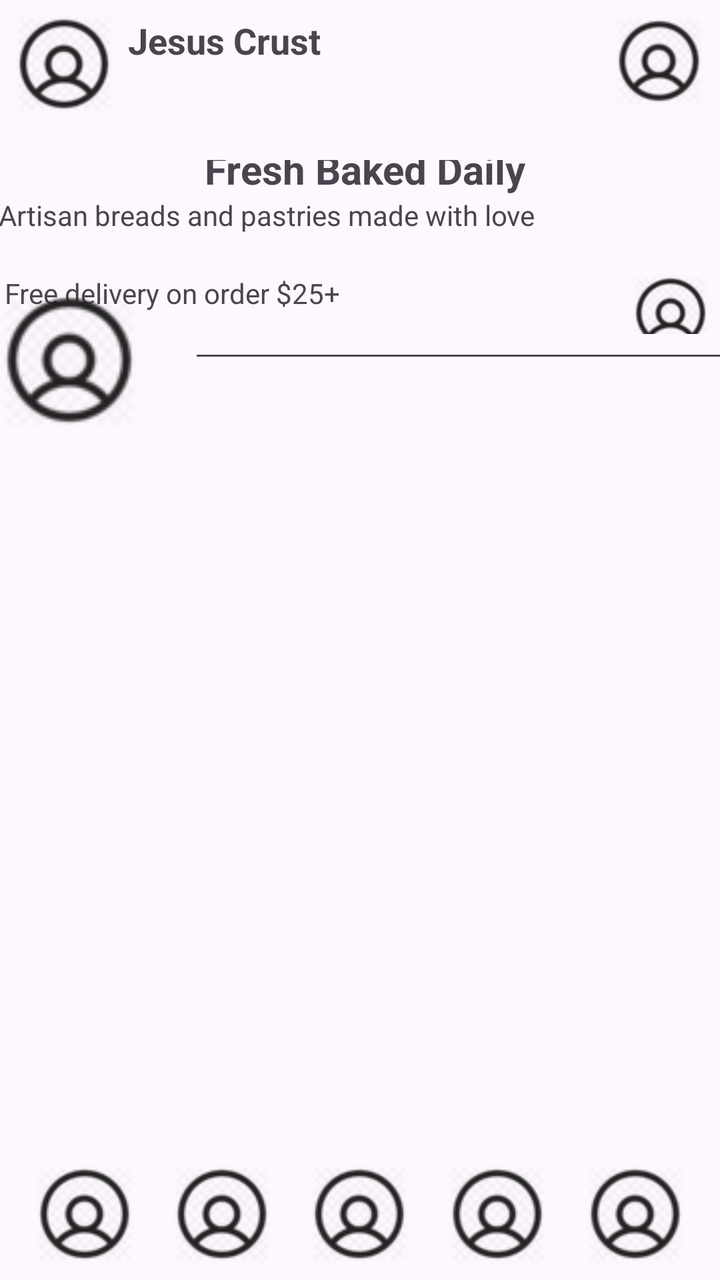
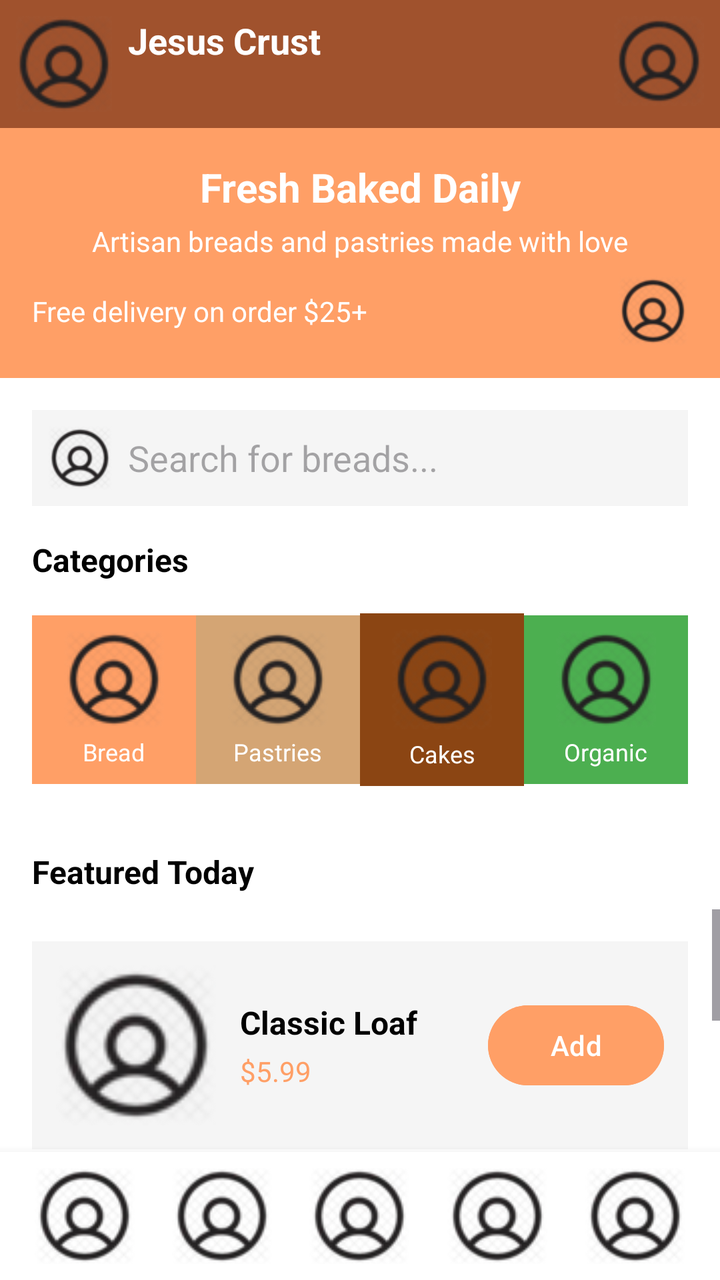

Two renders of the same Android screen: before a commit and after it. Below are the layout's source before the change and the commit's diff.
<!-- AndroidManifest.xml: application theme Theme.JesusCrust -->
<!-- res/layout/home.xml -->
<?xml version="1.0" encoding="utf-8"?>
<androidx.constraintlayout.widget.ConstraintLayout
    xmlns:android="http://schemas.android.com/apk/res/android"
    xmlns:app="http://schemas.android.com/apk/res-auto"
    xmlns:tools="http://schemas.android.com/tools"
    android:layout_width="match_parent"
    android:layout_height="match_parent"
    tools:context=".MainActivity">

    
    <LinearLayout
        android:id="@+id/TopBannerContainer"
        android:layout_width="match_parent"
        android:layout_height="wrap_content"
        android:orientation="horizontal"
        android:padding="8dp"
        app:layout_constraintBottom_toTopOf="@+id/BannerDailyHome"
        app:layout_constraintEnd_toEndOf="parent"
        app:layout_constraintStart_toStartOf="parent"
        app:layout_constraintTop_toTopOf="parent">

        <ImageButton
            android:id="@+id/Icon1"
            android:layout_width="48dp"
            android:layout_height="48dp"
            android:background="?attr/selectableItemBackgroundBorderless"
            android:contentDescription="User icon"
            app:srcCompat="@drawable/user" />


        <TextView
            android:id="@+id/textView2"
            android:layout_width="wrap_content"
            android:layout_height="wrap_content"
            android:gravity="center_vertical"
            android:paddingStart="8dp"
            android:text="Jesus Crust"
            android:textSize="18sp"
            android:textStyle="bold" />

        
        <View
            android:layout_width="0dp"
            android:layout_height="0dp"
            android:layout_weight="1" />

        <ImageView
            android:id="@+id/icon2"
            android:layout_width="45dp"
            android:layout_height="45dp"
            android:contentDescription="@string/app_name"
            app:srcCompat="@drawable/user" />
    </LinearLayout>


    

    
    <LinearLayout
        android:id="@+id/BannerDailyHome"
        android:layout_width="410dp"
        android:layout_height="119dp"
        android:gravity="center"
        android:orientation="vertical"
        android:padding="16dp"
        app:layout_constraintEnd_toEndOf="parent"
        app:layout_constraintHorizontal_bias="0.461"
        app:layout_constraintStart_toStartOf="parent"
        app:layout_constraintTop_toBottomOf="@id/TopBannerContainer">

        <TextView
            android:id="@+id/textDaily"
            android:layout_width="wrap_content"
            android:layout_height="wrap_content"
            android:text="Fresh Baked Daily"
            android:textAlignment="center"
            android:textSize="20sp"
            android:textStyle="bold" />

        <TextView
            android:id="@+id/textDaily2"
            android:layout_width="366dp"
            android:layout_height="39dp"
            android:text="Artisan breads and pastries made with love" />

        <LinearLayout
            android:layout_width="360dp"
            android:layout_height="39dp"
            android:orientation="horizontal">

            <TextView
                android:id="@+id/textDaily3"
                android:layout_width="306dp"
                android:layout_height="39dp"
                android:text="Free delivery on order $25+" />

            <ImageView
                android:id="@+id/icon3"
                android:layout_width="45dp"
                android:layout_height="match_parent"
                android:layout_weight="1"
                android:contentDescription="@string/app_name"
                app:srcCompat="@drawable/user" />
        </LinearLayout>

    </LinearLayout>

    <LinearLayout
        android:id="@+id/SercherLayout"
        android:layout_width="404dp"
        android:layout_height="70dp"
        android:layout_marginTop="8dp"
        android:layout_marginEnd="7dp"
        android:layout_marginBottom="405dp"
        android:orientation="horizontal"
        app:layout_constraintBottom_toTopOf="@+id/BottomNav"
        app:layout_constraintEnd_toEndOf="parent"
        app:layout_constraintStart_toStartOf="parent"
        app:layout_constraintTop_toBottomOf="@+id/BannerDailyHome">

        <ImageView
            android:id="@+id/icon4"
            android:layout_width="45dp"
            android:layout_height="match_parent"
            android:layout_weight="1"
            android:contentDescription="@string/app_name"
            app:srcCompat="@drawable/user" />

        <EditText
            android:id="@+id/editTextText2"
            android:layout_width="wrap_content"
            android:layout_height="wrap_content"
            android:layout_weight="1"
            android:ems="10"
            android:inputType="text" />

    </LinearLayout>

    <LinearLayout
        android:id="@+id/BottomNav"
        android:layout_width="0dp"
        android:layout_height="wrap_content"
        android:orientation="horizontal"
        android:gravity="center"
        android:padding="8dp"
        app:layout_constraintBottom_toBottomOf="parent"
        app:layout_constraintStart_toStartOf="parent"
        app:layout_constraintEnd_toEndOf="parent">

        <ImageButton
            android:id="@+id/imageButton1"
            android:layout_width="0dp"
            android:layout_height="wrap_content"
            android:layout_weight="1"
            android:background="?attr/selectableItemBackgroundBorderless"
            app:srcCompat="@drawable/user" />

        <ImageButton
            android:id="@+id/imageButton2"
            android:layout_width="0dp"
            android:layout_height="wrap_content"
            android:layout_weight="1"
            android:background="?attr/selectableItemBackgroundBorderless"
            app:srcCompat="@drawable/user" />

        <ImageButton
            android:id="@+id/imageButton3"
            android:layout_width="0dp"
            android:layout_height="wrap_content"
            android:layout_weight="1"
            android:background="?attr/selectableItemBackgroundBorderless"
            app:srcCompat="@drawable/user" />

        <ImageButton
            android:id="@+id/imageButton4"
            android:layout_width="0dp"
            android:layout_height="wrap_content"
            android:layout_weight="1"
            android:background="?attr/selectableItemBackgroundBorderless"
            app:srcCompat="@drawable/user" />

        <ImageButton
            android:id="@+id/imageButton5"
            android:layout_width="0dp"
            android:layout_height="wrap_content"
            android:layout_weight="1"
            android:background="?attr/selectableItemBackgroundBorderless"
            app:srcCompat="@drawable/user" />
    </LinearLayout>

</androidx.constraintlayout.widget.ConstraintLayout>
<!-- resources referenced by this layout -->
<resources>
  <!-- drawable user: png bitmap (drawable, 7929 bytes) -->
  <string name="app_name">JesusCrust</string>
  <style name="Theme.JesusCrust" parent="Base.Theme.JesusCrust" />
  <style name="Base.Theme.JesusCrust" parent="Theme.Material3.DayNight.NoActionBar">
          
          
      </style>
</resources>

<!-- the commit's change to res/layout/home.xml (unified diff, before → after) -->
@@ -5,6 +5,7 @@
     xmlns:tools="http://schemas.android.com/tools"
     android:layout_width="match_parent"
     android:layout_height="match_parent"
+    android:background="#FFFFFF"
     tools:context=".MainActivity">
 
     
@@ -14,10 +15,10 @@
         android:layout_height="wrap_content"
         android:orientation="horizontal"
         android:padding="8dp"
-        app:layout_constraintBottom_toTopOf="@+id/BannerDailyHome"
-        app:layout_constraintEnd_toEndOf="parent"
-        app:layout_constraintStart_toStartOf="parent"
-        app:layout_constraintTop_toTopOf="parent">
+        android:background="#A0522D"
+        app:layout_constraintTop_toTopOf="parent"
+        app:layout_constraintStart_toStartOf="parent"
+        app:layout_constraintEnd_toEndOf="parent">
 
         <ImageButton
             android:id="@+id/Icon1"
@@ -26,7 +27,6 @@
             android:background="?attr/selectableItemBackgroundBorderless"
             android:contentDescription="User icon"
             app:srcCompat="@drawable/user" />
-
 
         <TextView
             android:id="@+id/textView2"
@@ -36,7 +36,8 @@
             android:paddingStart="8dp"
             android:text="Jesus Crust"
             android:textSize="18sp"
-            android:textStyle="bold" />
+            android:textStyle="bold"
+            android:textColor="#FFFFFF" />
 
         
         <View
@@ -52,19 +53,16 @@
             app:srcCompat="@drawable/user" />
     </LinearLayout>
 
-
-    
-
     
     <LinearLayout
         android:id="@+id/BannerDailyHome"
-        android:layout_width="410dp"
-        android:layout_height="119dp"
+        android:layout_width="0dp"
+        android:layout_height="wrap_content"
         android:gravity="center"
         android:orientation="vertical"
         android:padding="16dp"
+        android:background="#FF9F66"
         app:layout_constraintEnd_toEndOf="parent"
-        app:layout_constraintHorizontal_bias="0.461"
         app:layout_constraintStart_toStartOf="parent"
         app:layout_constraintTop_toBottomOf="@id/TopBannerContainer">
 
@@ -75,67 +73,351 @@
             android:text="Fresh Baked Daily"
             android:textAlignment="center"
             android:textSize="20sp"
-            android:textStyle="bold" />
+            android:textStyle="bold"
+            android:textColor="#FFFFFF" />
 
         <TextView
             android:id="@+id/textDaily2"
-            android:layout_width="366dp"
-            android:layout_height="39dp"
-            android:text="Artisan breads and pastries made with love" />
-
-        <LinearLayout
-            android:layout_width="360dp"
-            android:layout_height="39dp"
-            android:orientation="horizontal">
+            android:layout_width="match_parent"
+            android:layout_height="wrap_content"
+            android:text="Artisan breads and pastries made with love"
+            android:textAlignment="center"
+            android:textColor="#FFFFFF"
+            android:layout_marginTop="4dp" />
+
+        <LinearLayout
+            android:layout_width="match_parent"
+            android:layout_height="wrap_content"
+            android:orientation="horizontal"
+            android:gravity="center_vertical"
+            android:layout_marginTop="8dp">
 
             <TextView
                 android:id="@+id/textDaily3"
-                android:layout_width="306dp"
-                android:layout_height="39dp"
-                android:text="Free delivery on order $25+" />
+                android:layout_width="0dp"
+                android:layout_height="wrap_content"
+                android:layout_weight="1"
+                android:text="Free delivery on order $25+"
+                android:textColor="#FFFFFF" />
 
             <ImageView
                 android:id="@+id/icon3"
-                android:layout_width="45dp"
-                android:layout_height="match_parent"
-                android:layout_weight="1"
+                android:layout_width="35dp"
+                android:layout_height="35dp"
                 android:contentDescription="@string/app_name"
                 app:srcCompat="@drawable/user" />
         </LinearLayout>
-
     </LinearLayout>
 
+    
     <LinearLayout
         android:id="@+id/SercherLayout"
-        android:layout_width="404dp"
-        android:layout_height="70dp"
-        android:layout_marginTop="8dp"
-        android:layout_marginEnd="7dp"
-        android:layout_marginBottom="405dp"
+        android:layout_width="0dp"
+        android:layout_height="wrap_content"
+        android:layout_margin="16dp"
         android:orientation="horizontal"
-        app:layout_constraintBottom_toTopOf="@+id/BottomNav"
+        android:gravity="center_vertical"
+        android:background="#F5F5F5"
+        android:padding="8dp"
         app:layout_constraintEnd_toEndOf="parent"
         app:layout_constraintStart_toStartOf="parent"
         app:layout_constraintTop_toBottomOf="@+id/BannerDailyHome">
 
         <ImageView
             android:id="@+id/icon4"
-            android:layout_width="45dp"
-            android:layout_height="match_parent"
-            android:layout_weight="1"
-            android:contentDescription="@string/app_name"
+            android:layout_width="32dp"
+            android:layout_height="32dp"
+            android:contentDescription="Search icon"
             app:srcCompat="@drawable/user" />
 
         <EditText
             android:id="@+id/editTextText2"
-            android:layout_width="wrap_content"
-            android:layout_height="wrap_content"
-            android:layout_weight="1"
-            android:ems="10"
+            android:layout_width="0dp"
+            android:layout_height="wrap_content"
+            android:layout_weight="1"
+            android:layout_marginStart="8dp"
+            android:hint="Search for breads..."
+            android:background="@android:color/transparent"
             android:inputType="text" />
-
     </LinearLayout>
 
+    
+    <TextView
+        android:id="@+id/CategoriesLabel"
+        android:layout_width="wrap_content"
+        android:layout_height="wrap_content"
+        android:text="Categories"
+        android:textSize="16sp"
+        android:textStyle="bold"
+        android:textColor="#000000"
+        android:layout_marginStart="16dp"
+        android:layout_marginTop="16dp"
+        app:layout_constraintStart_toStartOf="parent"
+        app:layout_constraintTop_toBottomOf="@id/SercherLayout" />
+
+    
+    <LinearLayout
+        android:id="@+id/CategoriesContainer"
+        android:layout_width="0dp"
+        android:layout_height="wrap_content"
+        android:orientation="horizontal"
+        android:gravity="center"
+        android:padding="16dp"
+        app:layout_constraintStart_toStartOf="parent"
+        app:layout_constraintEnd_toEndOf="parent"
+        app:layout_constraintTop_toBottomOf="@id/CategoriesLabel">
+
+        
+        <LinearLayout
+            android:layout_width="0dp"
+            android:layout_height="wrap_content"
+            android:layout_weight="1"
+            android:background="#FF9F66"
+            android:gravity="center"
+            android:orientation="vertical"
+            android:padding="8dp">
+
+            <ImageButton
+                android:id="@+id/imageButton"
+                android:layout_width="match_parent"
+                android:layout_height="48dp"
+                android:layout_weight="1"
+                android:background="?attr/selectableItemBackgroundBorderless"
+                android:contentDescription="Home"
+                app:srcCompat="@drawable/user" />
+
+            <TextView
+                android:layout_width="wrap_content"
+                android:layout_height="wrap_content"
+                android:layout_marginTop="4dp"
+                android:text="Bread"
+                android:textColor="#FFFFFF"
+                android:textSize="12sp" />
+        </LinearLayout>
+
+        
+        <LinearLayout
+            android:layout_width="0dp"
+            android:layout_height="wrap_content"
+            android:layout_weight="1"
+            android:background="#D4A574"
+            android:gravity="center"
+            android:orientation="vertical"
+            android:padding="8dp">
+
+            <ImageButton
+                android:id="@+id/imageButton6"
+                android:layout_width="match_parent"
+                android:layout_height="48dp"
+                android:layout_weight="1"
+                android:background="?attr/selectableItemBackgroundBorderless"
+                android:backgroundTint="#D4A574"
+                android:contentDescription="Home"
+                app:srcCompat="@drawable/user" />
+
+            <TextView
+                android:layout_width="wrap_content"
+                android:layout_height="wrap_content"
+                android:layout_marginTop="4dp"
+                android:text="Pastries"
+                android:textColor="#FFFFFF"
+                android:textSize="12sp" />
+        </LinearLayout>
+
+        
+        <LinearLayout
+            android:layout_width="0dp"
+            android:layout_height="wrap_content"
+            android:layout_weight="1"
+            android:background="#8B4513"
+            android:gravity="center"
+            android:orientation="vertical"
+            android:padding="8dp">
+
+            <ImageButton
+                android:id="@+id/imageButton7"
+                android:layout_width="match_parent"
+                android:layout_height="wrap_content"
+                android:layout_weight="1"
+                android:background="?attr/selectableItemBackgroundBorderless"
+                android:backgroundTint="#D4A574"
+                android:contentDescription="Home"
+                app:srcCompat="@drawable/user" />
+
+            <TextView
+                android:layout_width="match_parent"
+                android:layout_height="wrap_content"
+                android:layout_marginTop="4dp"
+                android:layout_weight="1"
+                android:text="Cakes"
+                android:textAlignment="center"
+                android:textColor="#FFFFFF"
+                android:textSize="12sp" />
+
+        </LinearLayout>
+
+        
+        <LinearLayout
+            android:layout_width="0dp"
+            android:layout_height="wrap_content"
+            android:layout_weight="1"
+            android:background="#4CAF50"
+            android:gravity="center"
+            android:orientation="vertical"
+            android:padding="8dp">
+
+            <ImageButton
+                android:id="@+id/imageButton8"
+                android:layout_width="match_parent"
+                android:layout_height="48dp"
+                android:layout_weight="1"
+                android:background="?attr/selectableItemBackgroundBorderless"
+                android:backgroundTint="#D4A574"
+                android:contentDescription="Home"
+                app:srcCompat="@drawable/user" />
+
+            <TextView
+                android:layout_width="wrap_content"
+                android:layout_height="wrap_content"
+                android:layout_marginTop="4dp"
+                android:text="Organic"
+                android:textColor="#FFFFFF"
+                android:textSize="12sp" />
+        </LinearLayout>
+    </LinearLayout>
+
+    
+    <TextView
+        android:id="@+id/FeaturedLabel"
+        android:layout_width="wrap_content"
+        android:layout_height="wrap_content"
+        android:text="Featured Today"
+        android:textSize="16sp"
+        android:textStyle="bold"
+        android:textColor="#000000"
+        android:layout_marginStart="16dp"
+        android:layout_marginTop="16dp"
+        app:layout_constraintStart_toStartOf="parent"
+        app:layout_constraintTop_toBottomOf="@id/CategoriesContainer" />
+
+    
+    <ScrollView
+        android:id="@+id/FeaturedScroll"
+        android:layout_width="0dp"
+        android:layout_height="0dp"
+        android:layout_marginTop="8dp"
+        app:layout_constraintStart_toStartOf="parent"
+        app:layout_constraintEnd_toEndOf="parent"
+        app:layout_constraintTop_toBottomOf="@id/FeaturedLabel"
+        app:layout_constraintBottom_toTopOf="@id/BottomNav">
+
+        <LinearLayout
+            android:layout_width="match_parent"
+            android:layout_height="wrap_content"
+            android:orientation="vertical"
+            android:padding="16dp">
+
+            
+            <LinearLayout
+                android:layout_width="match_parent"
+                android:layout_height="wrap_content"
+                android:orientation="horizontal"
+                android:background="#F5F5F5"
+                android:padding="12dp"
+                android:layout_marginBottom="12dp">
+
+                <ImageView
+                    android:layout_width="80dp"
+                    android:layout_height="80dp"
+                    android:contentDescription="Product"
+                    app:srcCompat="@drawable/user" />
+
+                <LinearLayout
+                    android:layout_width="0dp"
+                    android:layout_height="wrap_content"
+                    android:layout_weight="1"
+                    android:orientation="vertical"
+                    android:layout_marginStart="12dp"
+                    android:layout_gravity="center_vertical">
+
+                    <TextView
+                        android:layout_width="wrap_content"
+                        android:layout_height="wrap_content"
+                        android:text="Classic Loaf"
+                        android:textSize="16sp"
+                        android:textStyle="bold"
+                        android:textColor="#000000" />
+
+                    <TextView
+                        android:layout_width="wrap_content"
+                        android:layout_height="wrap_content"
+                        android:text="$5.99"
+                        android:textSize="14sp"
+                        android:textColor="#FF9F66"
+                        android:layout_marginTop="4dp" />
+                </LinearLayout>
+
+                <Button
+                    android:layout_width="wrap_content"
+                    android:layout_height="wrap_content"
+                    android:text="Add"
+                    android:backgroundTint="#FF9F66"
+                    android:textColor="#FFFFFF"
+                    android:layout_gravity="center_vertical" />
+            </LinearLayout>
+
+            
+            <LinearLayout
+                android:layout_width="match_parent"
+                android:layout_height="wrap_content"
+                android:orientation="horizontal"
+                android:background="#F5F5F5"
+                android:padding="12dp"
+                android:layout_marginBottom="12dp">
+
+                <ImageView
+                    android:layout_width="80dp"
+                    android:layout_height="80dp"
+                    android:contentDescription="Product"
+                    app:srcCompat="@drawable/user" />
+
+                <LinearLayout
+                    android:layout_width="0dp"
+                    android:layout_height="wrap_content"
+                    android:layout_weight="1"
+                    android:orientation="vertical"
+                    android:layout_marginStart="12dp"
+                    android:layout_gravity="center_vertical">
+
+                    <TextView
+                        android:layout_width="wrap_content"
+                        android:layout_height="wrap_content"
+                        android:text="Bacon Original"
+                        android:textSize="16sp"
+                        android:textStyle="bold"
+                        android:textColor="#000000" />
+
+                    <TextView
+                        android:layout_width="wrap_content"
+                        android:layout_height="wrap_content"
+                        android:text="$4.50"
+                        android:textSize="14sp"
+                        android:textColor="#FF9F66"
+                        android:layout_marginTop="4dp" />
+                </LinearLayout>
+
+                <Button
+                    android:layout_width="wrap_content"
+                    android:layout_height="wrap_content"
+                    android:text="Add"
+                    android:backgroundTint="#FF9F66"
+                    android:textColor="#FFFFFF"
+                    android:layout_gravity="center_vertical" />
+            </LinearLayout>
+        </LinearLayout>
+    </ScrollView>
+
+    
     <LinearLayout
         android:id="@+id/BottomNav"
         android:layout_width="0dp"
@@ -143,6 +425,8 @@
         android:orientation="horizontal"
         android:gravity="center"
         android:padding="8dp"
+        android:background="#FFFFFF"
+        android:elevation="8dp"
         app:layout_constraintBottom_toBottomOf="parent"
         app:layout_constraintStart_toStartOf="parent"
         app:layout_constraintEnd_toEndOf="parent">
@@ -150,41 +434,46 @@
         <ImageButton
             android:id="@+id/imageButton1"
             android:layout_width="0dp"
-            android:layout_height="wrap_content"
-            android:layout_weight="1"
-            android:background="?attr/selectableItemBackgroundBorderless"
+            android:layout_height="48dp"
+            android:layout_weight="1"
+            android:background="?attr/selectableItemBackgroundBorderless"
+            android:contentDescription="Home"
             app:srcCompat="@drawable/user" />
 
         <ImageButton
             android:id="@+id/imageButton2"
             android:layout_width="0dp"
-            android:layout_height="wrap_content"
-            android:layout_weight="1"
-            android:background="?attr/selectableItemBackgroundBorderless"
+            android:layout_height="48dp"
+            android:layout_weight="1"
+            android:background="?attr/selectableItemBackgroundBorderless"
+            android:contentDescription="Menu"
             app:srcCompat="@drawable/user" />
 
         <ImageButton
             android:id="@+id/imageButton3"
             android:layout_width="0dp"
-            android:layout_height="wrap_content"
-            android:layout_weight="1"
-            android:background="?attr/selectableItemBackgroundBorderless"
+            android:layout_height="48dp"
+            android:layout_weight="1"
+            android:background="?attr/selectableItemBackgroundBorderless"
+            android:contentDescription="Orders"
             app:srcCompat="@drawable/user" />
 
         <ImageButton
             android:id="@+id/imageButton4"
             android:layout_width="0dp"
-            android:layout_height="wrap_content"
-            android:layout_weight="1"
-            android:background="?attr/selectableItemBackgroundBorderless"
+            android:layout_height="48dp"
+            android:layout_weight="1"
+            android:background="?attr/selectableItemBackgroundBorderless"
+            android:contentDescription="Cart"
             app:srcCompat="@drawable/user" />
 
         <ImageButton
             android:id="@+id/imageButton5"
             android:layout_width="0dp"
-            android:layout_height="wrap_content"
-            android:layout_weight="1"
-            android:background="?attr/selectableItemBackgroundBorderless"
+            android:layout_height="48dp"
+            android:layout_weight="1"
+            android:background="?attr/selectableItemBackgroundBorderless"
+            android:contentDescription="Profile"
             app:srcCompat="@drawable/user" />
     </LinearLayout>
 
